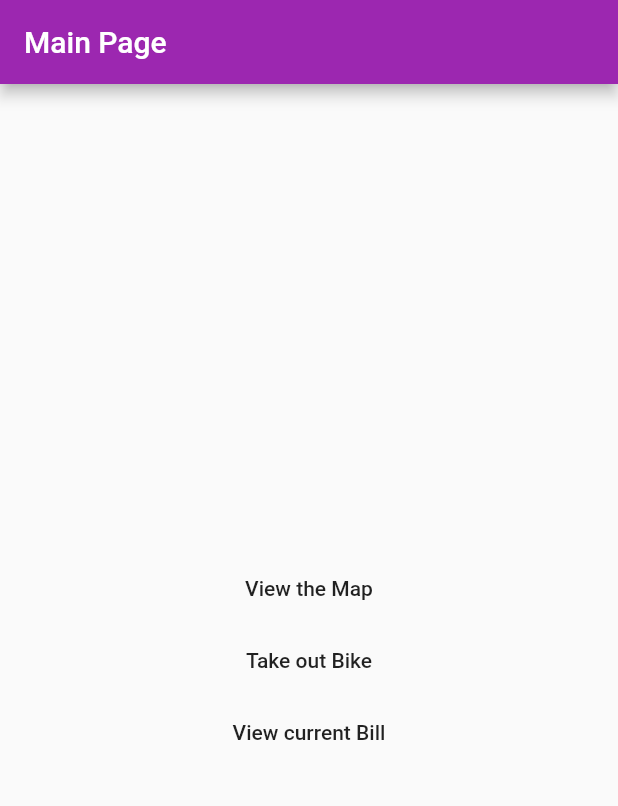
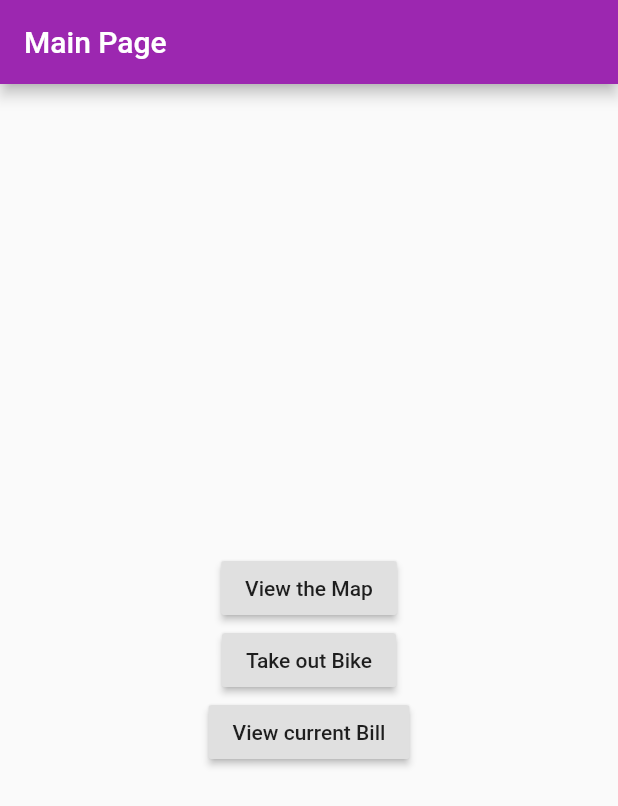
Before and after one commit to SiamakSamie/conuhacks, a Flutter app: the screen it shows after launch, on a phone screen of 412 x 824 dp. Shown: the top 806 px of the screen. Run offline on Flutter 3.47's test engine with Material 2 defaults, Android fonts, the phone set to English and light mode, and no system bars; our stand-ins replace google_maps_flutter.

Commit message:
Changed app buttons to be raised buttons

```diff
--- a/lib/bikes/bikePage.dart
+++ b/lib/bikes/bikePage.dart
@@ -13,7 +13,7 @@ class BikePage extends StatelessWidget {
         mainAxisAlignment: MainAxisAlignment.center,
         children: <Widget>[
           Text("Select a Bike"),
-          FlatButton(
+          RaisedButton(
             child: Text('Bike #'),
             onPressed: () {
                   Navigator.push(
@@ -23,7 +23,7 @@ class BikePage extends StatelessWidget {
                   );
               },
           ),
-          FlatButton(
+          RaisedButton(
             child: Text('Bike #'),
             onPressed: () {
                   Navigator.push(
--- a/lib/billing/billingPage.dart
+++ b/lib/billing/billingPage.dart
@@ -25,7 +25,7 @@ class BillingPage extends StatelessWidget {
               Padding(
               padding: EdgeInsets.all(8.0),
               child: Text('Saved Amount: \$${format(_savings)}')),
-            new FlatButton(child: Text('Previous Months'), onPressed: () {}),
+            new RaisedButton(child: Text('Previous Months'), onPressed: () {}),
           ])
         ]),
       ),
--- a/lib/main.dart
+++ b/lib/main.dart
@@ -37,7 +37,8 @@ class _MyHomePageState extends State<MyHomePage> {
         child: Column(
           mainAxisAlignment: MainAxisAlignment.center,
           children: <Widget>[
-            new FlatButton(
+            new RaisedButton(
+                materialTapTargetSize: MaterialTapTargetSize.padded,
                 child: Text('View the Map'),
                 onPressed: () {
                   Navigator.push(
@@ -45,7 +46,7 @@ class _MyHomePageState extends State<MyHomePage> {
                     new MaterialPageRoute(builder: (context) => Map()),
                   );
                 }),
-            new FlatButton(
+            new RaisedButton(
               child: Text('Take out Bike'),
               onPressed: () {
                   Navigator.push(
@@ -55,7 +56,7 @@ class _MyHomePageState extends State<MyHomePage> {
                   );
               }
             ),
-            new FlatButton(
+            new RaisedButton(
               child: Text('View current Bill'),
               onPressed: () {
                   Navigator.push(
```
